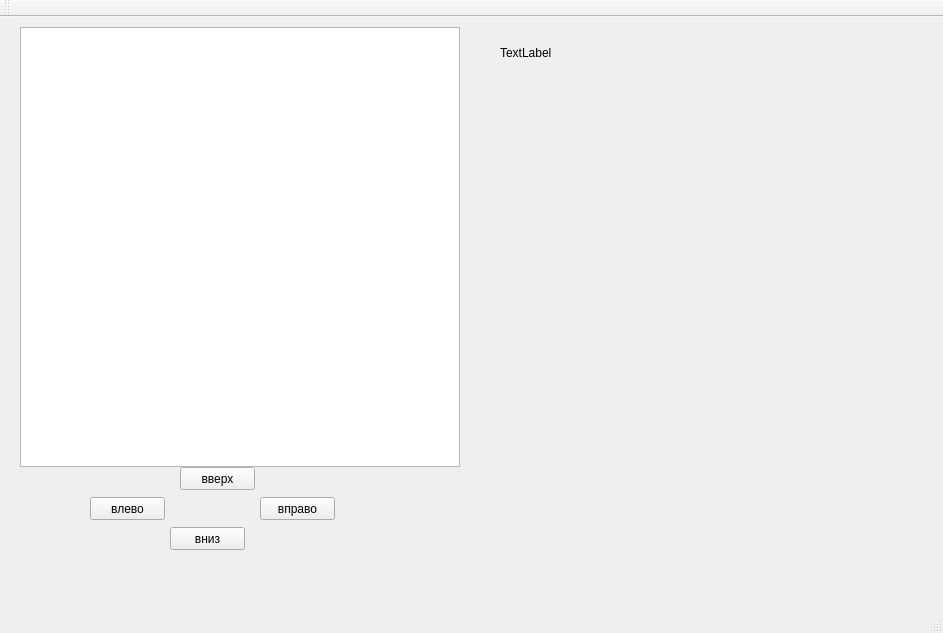
Above: untitled/mainwindow.ui from GreatGroup/Project-2048 before the change. Below: the same form after it.
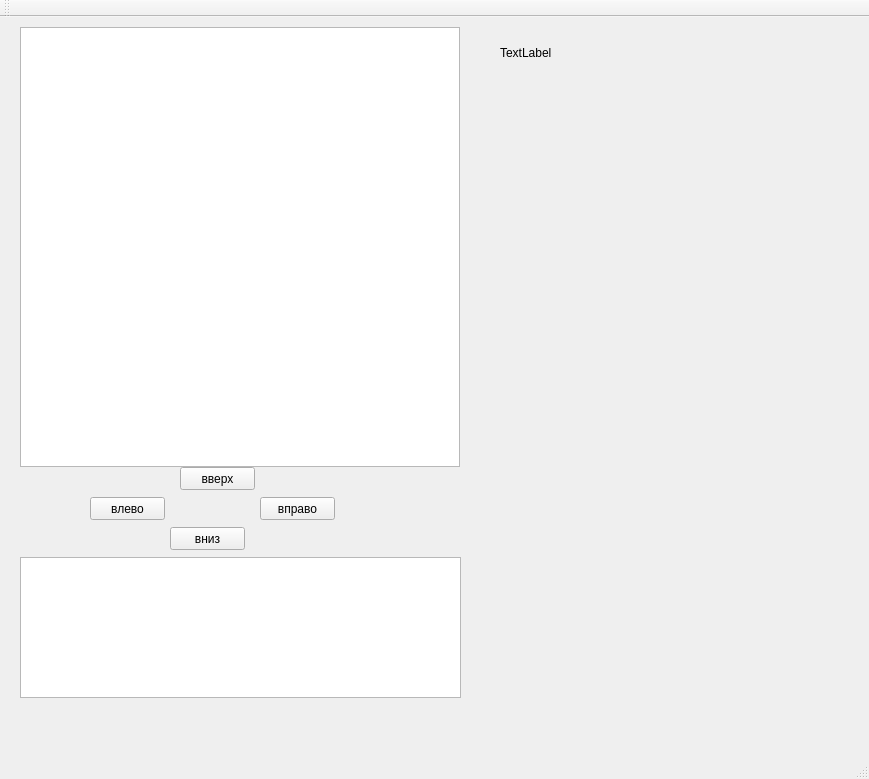
That is the form after the change.

The edit to the form file:
```diff
--- a/untitled/mainwindow.ui
+++ b/untitled/mainwindow.ui
@@ -6,8 +6,8 @@
    <rect>
     <x>0</x>
     <y>0</y>
-    <width>943</width>
-    <height>633</height>
+    <width>869</width>
+    <height>779</height>
    </rect>
   </property>
   <property name="windowTitle">
@@ -89,6 +89,16 @@
      <string>TextLabel</string>
     </property>
    </widget>
+   <widget class="QListWidget" name="listWidget">
+    <property name="geometry">
+     <rect>
+      <x>20</x>
+      <y>540</y>
+      <width>441</width>
+      <height>141</height>
+     </rect>
+    </property>
+   </widget>
   </widget>
   <widget class="QMenuBar" name="menuBar">
    <property name="geometry">
```
Left out of the diff: 10 changed lines with no effect on the pictures.
